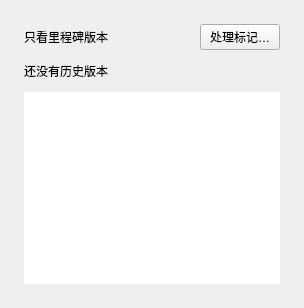
Qt form windows/mainwindow_child/homepage/pages/homepage_page_backup.ui (Zao-chen/ZcVersionBox) before a commit.
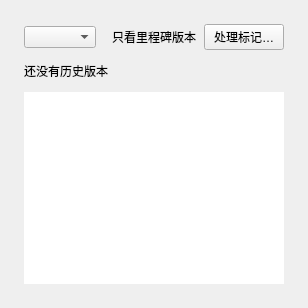
The same form after that commit.

Patch:
```diff
--- a/windows/mainwindow_child/homepage/pages/homepage_page_backup.ui
+++ b/windows/mainwindow_child/homepage/pages/homepage_page_backup.ui
@@ -19,12 +19,20 @@
     <number>12</number>
    </property>
    <item>
+    <widget class="QWidget" name="filterBar">
     <layout class="QHBoxLayout" name="filterLayout">
+      <property name="leftMargin"><number>0</number></property>
+      <property name="topMargin"><number>0</number></property>
+      <property name="rightMargin"><number>0</number></property>
+      <property name="bottomMargin"><number>0</number></property>
      <property name="spacing"><number>8</number></property>
+      <item><widget class="QComboBox" name="historyScope"><property name="maximumSize"><size><width>220</width><height>16777215</height></size></property></widget></item>
+      <item><spacer name="scopeSpacer"><property name="orientation"><enum>Qt::Horizontal</enum></property><property name="sizeHint" stdset="0"><size><width>8</width><height>0</height></size></property></spacer></item>
      <item><widget class="QLabel" name="milestoneFilterLabel"><property name="text"><string>只看里程碑版本</string></property></widget></item>
      <item><spacer name="filterSpacer"><property name="orientation"><enum>Qt::Horizontal</enum></property><property name="sizeHint" stdset="0"><size><width>0</width><height>0</height></size></property></spacer></item>
      <item><widget class="QPushButton" name="tagConflictButton"><property name="text"><string>处理标记…</string></property></widget></item>
     </layout>
+    </widget>
    </item>
    <item>
     <widget class="QLabel" name="emptyLabel">
```
Lines whose indentation alone changed are shown as unchanged.
